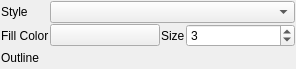
Old version of the form src/DAGui/ChartSetting/DAChartSymbolEditWidget.ui in the repository czyt1988/data-workbench.
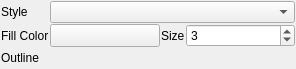
New version of the form. Custom widgets are drawn as their Qt base class.

Patch:
```diff
--- a/src/DAGui/ChartSetting/DAChartSymbolEditWidget.ui
+++ b/src/DAGui/ChartSetting/DAChartSymbolEditWidget.ui
@@ -113,7 +113,7 @@
  <customwidgets>
   <customwidget>
    <class>DA::DAColorPickerButton</class>
-   <extends>QPushButton</extends>
+   <extends>QToolButton</extends>
    <header>DAColorPickerButton.h</header>
   </customwidget>
   <customwidget>
```
Left out of the diff: 2 changed lines with no effect on the pictures.
